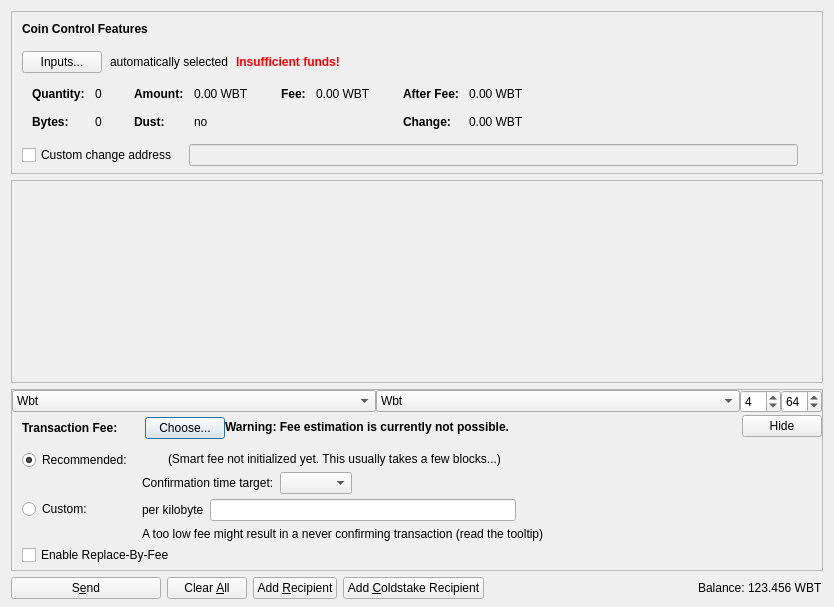
The window that src/qt/forms/sendcoinsdialog.ui (vpubchain/vircle-core) describes before a commit, drawn with Qt 5.
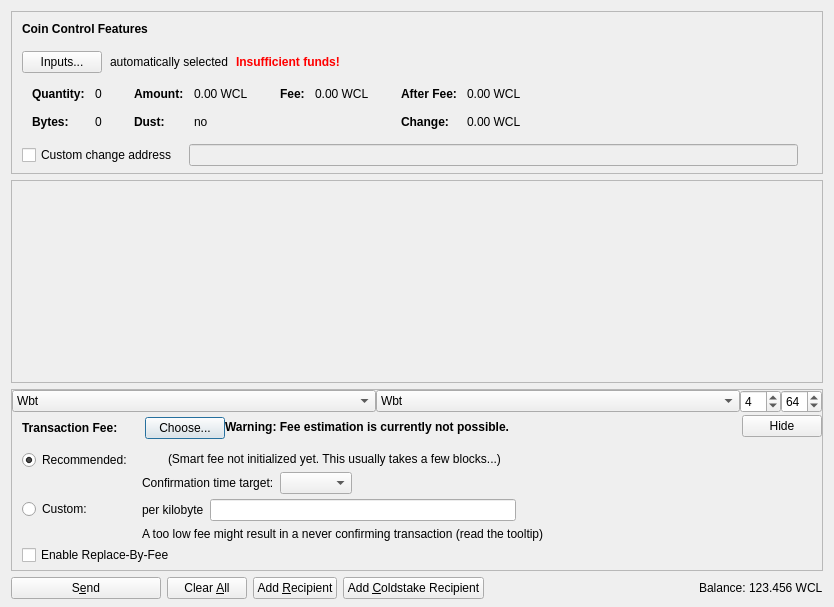
The same window after the commit. Icons and pictures are not drawn. Custom widgets are drawn as their Qt base class.

```diff
--- a/src/qt/forms/sendcoinsdialog.ui
+++ b/src/qt/forms/sendcoinsdialog.ui
@@ -324,7 +324,7 @@
                   <enum>Qt::ActionsContextMenu</enum>
                  </property>
                  <property name="text">
-                  <string notr="true">0.00 WBT</string>
+                  <string notr="true">0.00 WCL</string>
                  </property>
                  <property name="textInteractionFlags">
                   <set>Qt::LinksAccessibleByMouse|Qt::TextSelectableByKeyboard|Qt::TextSelectableByMouse</set>
@@ -404,7 +404,7 @@
                   <enum>Qt::ActionsContextMenu</enum>
                  </property>
                  <property name="text">
-                  <string notr="true">0.00 WBT</string>
+                  <string notr="true">0.00 WCL</string>
                  </property>
                  <property name="textInteractionFlags">
                   <set>Qt::LinksAccessibleByMouse|Qt::TextSelectableByKeyboard|Qt::TextSelectableByMouse</set>
@@ -455,7 +455,7 @@
                   <enum>Qt::ActionsContextMenu</enum>
                  </property>
                  <property name="text">
-                  <string notr="true">0.00 WBT</string>
+                  <string notr="true">0.00 WCL</string>
                  </property>
                  <property name="textInteractionFlags">
                   <set>Qt::LinksAccessibleByMouse|Qt::TextSelectableByKeyboard|Qt::TextSelectableByMouse</set>
@@ -484,7 +484,7 @@
                   <enum>Qt::ActionsContextMenu</enum>
                  </property>
                  <property name="text">
-                  <string notr="true">0.00 WBT</string>
+                  <string notr="true">0.00 WCL</string>
                  </property>
                  <property name="textInteractionFlags">
                   <set>Qt::LinksAccessibleByMouse|Qt::TextSelectableByKeyboard|Qt::TextSelectableByMouse</set>
@@ -1314,7 +1314,7 @@
           <cursorShape>IBeamCursor</cursorShape>
          </property>
          <property name="text">
-          <string notr="true">123.456 WBT</string>
+          <string notr="true">123.456 WCL</string>
          </property>
          <property name="textInteractionFlags">
           <set>Qt::LinksAccessibleByMouse|Qt::TextSelectableByKeyboard|Qt::TextSelectableByMouse</set>
```
